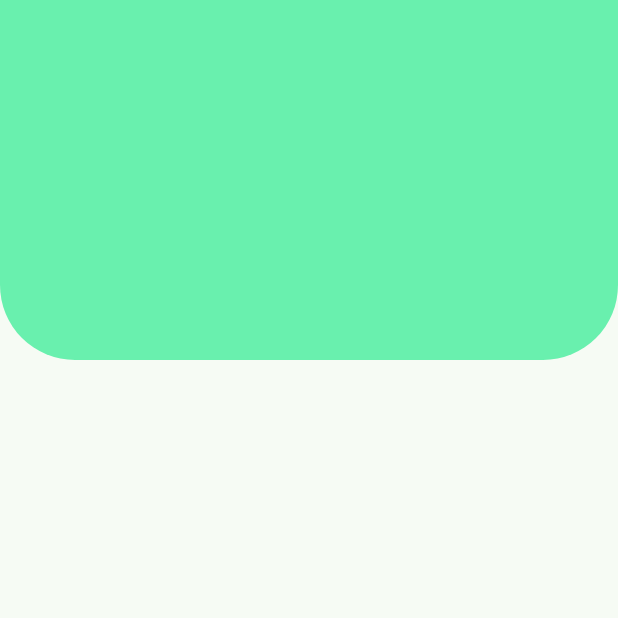
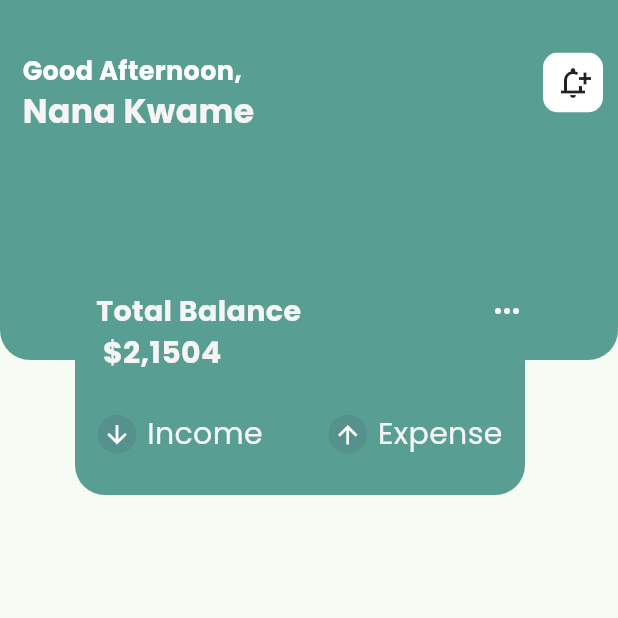
Before and after one commit to Ikwame91/financeAppWithFlutter, a Flutter app: the screen it shows after launch, on a phone screen of 412 x 824 dp, the top half of it. Run offline on Flutter 3.47's test engine with Material 3 defaults, Android fonts, the phone set to English and light mode, and no system bars; our stand-ins replace google_fonts.

```diff
--- a/lib/screens/home.dart
+++ b/lib/screens/home.dart
@@ -1,3 +1,5 @@
+import 'package:finance_app/utils/colors.dart';
+import 'package:finance_app/utils/text.dart';
 import 'package:flutter/material.dart';
 
 class Home extends StatelessWidget {
@@ -7,21 +9,150 @@ class Home extends StatelessWidget {
   Widget build(BuildContext context) {
     return Scaffold(
       body: SafeArea(
-          child: Stack(
+        child: Stack(children: [
+          Column(
             children: [
               Container(
                 width: double.infinity,
                 height: 240,
                 decoration: BoxDecoration(
-              color: Colors.greenAccent,
-              borderRadius: BorderRadius.only(
-                bottomLeft: Radius.circular(50),
-                bottomRight: Radius.circular(50),
+                  color: AppColors.bgColor,
+                  borderRadius: const BorderRadius.only(
+                    bottomLeft: Radius.circular(20),
+                    bottomRight: Radius.circular(20),
                   ),
+                ),
+                child: Stack(
+                  children: [
+                    Positioned(
+                      top: 35,
+                      right: 10,
+                      child: ClipRRect(
+                        borderRadius: BorderRadius.circular(10),
+                        child: Container(
+                          width: 40,
+                          height: 40,
+                          color: Colors.white,
+                          child: const Icon(Icons.notification_add_outlined),
+                        ),
+                      ),
+                    ),
+                    Padding(
+                      padding: const EdgeInsets.only(top: 35, left: 15),
+                      child: Column(
+                        crossAxisAlignment: CrossAxisAlignment.start,
+                        children: [
+                          const BoldText(
+                            text: "Good Afternoon,",
+                            size: 17,
+                            color: Color(0xFFFFFFFF),
+                          ),
+                          BoldText(
+                            text: "Nana Kwame",
+                            size: 22,
+                            color: AppColors.lightWhite,
+                          ),
+                        ],
                       ),
                     )
                   ],
-      )),
+                ),
+              ),
+            ],
+          ),
+          Positioned(
+              left: 50,
+              top: 180,
+              child: Container(
+                height: 150,
+                width: 300,
+                decoration: BoxDecoration(
+                  color: AppColors.bgColor,
+                  borderRadius: BorderRadius.circular(20),
+                ),
+                child: Column(children: [
+                  Padding(
+                    padding: const EdgeInsets.only(left: 14.0, top: 14),
+                    child: Row(
+                      mainAxisAlignment: MainAxisAlignment.spaceBetween,
+                      children: [
+                        BoldText(
+                          text: "Total Balance",
+                          size: 19,
+                          color: AppColors.lightWhite,
+                        ),
+                        Icon(
+                          Icons.more_horiz,
+                          color: AppColors.lightWhite,
+                        )
+                      ],
+                    ),
+                  ),
+                  Padding(
+                    padding: const EdgeInsets.only(left: 14.0),
+                    child: Row(
+                      children: [
+                        BoldText(
+                          text: " \$2,1504",
+                          size: 20,
+                          color: AppColors.lightWhite,
+                        ),
+                      ],
+                    ),
+                  ),
+                  const SizedBox(height: 25),
+                  Padding(
+                    padding: const EdgeInsets.symmetric(horizontal: 15),
+                    child: Row(
+                      mainAxisAlignment: MainAxisAlignment.spaceBetween,
+                      children: [
+                        Row(
+                          children: [
+                            const CircleAvatar(
+                              radius: 13,
+                              backgroundColor:
+                                  Color.fromARGB(255, 85, 145, 141),
+                              child: Icon(
+                                Icons.arrow_downward,
+                                color: Colors.white,
+                                size: 19,
+                              ),
+                            ),
+                            const SizedBox(width: 7),
+                            ModifiedText(
+                              text: "Income",
+                              color: AppColors.lightWhite,
+                              fontSize: 20,
+                            ),
+                          ],
+                        ),
+                        Row(
+                          children: [
+                            const CircleAvatar(
+                              radius: 13,
+                              backgroundColor:
+                                  Color.fromARGB(255, 85, 145, 141),
+                              child: Icon(
+                                Icons.arrow_upward,
+                                color: Colors.white,
+                                size: 19,
+                              ),
+                            ),
+                            const SizedBox(width: 7),
+                            ModifiedText(
+                              text: "Expense",
+                              color: AppColors.lightWhite,
+                              fontSize: 20,
+                            ),
+                          ],
+                        ),
+                      ],
+                    ),
+                  )
+                ]),
+              ))
+        ]),
+      ),
     );
   }
 }
--- /dev/null
+++ b/lib/utils/colors.dart
@@ -0,0 +1,10 @@
+import 'package:flutter/material.dart';
+
+class AppColors {
+  static Color primaryColor = Color.fromRGBO(250, 250, 250, 0.1);
+  static Color lightWhite = Colors.grey.shade100;
+  static Color white = Colors.white;
+  static Color bgColor = Color.fromARGB(255, 89, 158, 147);
+  static Color black = Colors.black;
+  static Color darkgrey = Colors.grey.shade900;
+}
--- /dev/null
+++ b/lib/utils/text.dart
@@ -0,0 +1,44 @@
+import 'package:flutter/material.dart';
+import 'package:google_fonts/google_fonts.dart';
+
+class ModifiedText extends StatelessWidget {
+  final String text;
+  final Color color;
+  final double fontSize;
+
+  const ModifiedText(
+      {super.key,
+      required this.text,
+      required this.color,
+      required this.fontSize});
+  @override
+  Widget build(BuildContext context) {
+    return Text(
+      text,
+      style: GoogleFonts.poppins(
+        color: color,
+        fontSize: fontSize,
+      ),
+    );
+  }
+}
+
+class BoldText extends StatelessWidget {
+  final String text;
+  final Color color;
+  final double size;
+
+  const BoldText(
+      {super.key, required this.text, required this.color, required this.size});
+  @override
+  Widget build(BuildContext context) {
+    return Text(
+      text,
+      style: GoogleFonts.poppins(
+        color: color,
+        fontSize: size,
+        fontWeight: FontWeight.bold,
+      ),
+    );
+  }
+}
```
Also changed, not shown: pubspec.yaml (+6 -16 lines), pubspec.lock, 1 other file. Lines whose indentation alone changed are shown as unchanged.
